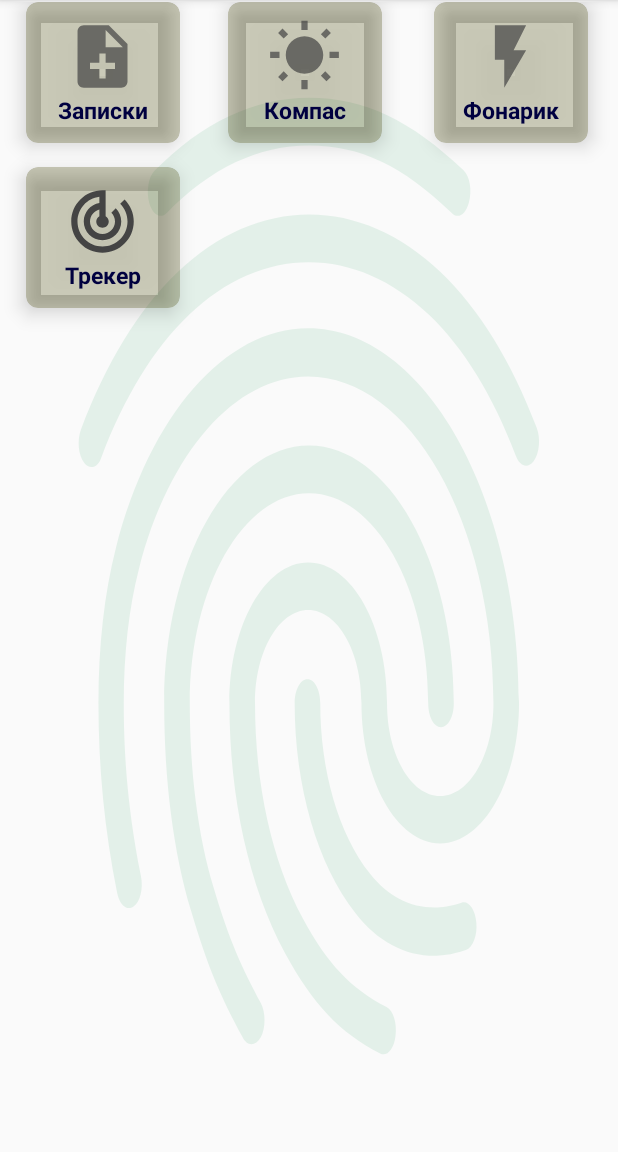
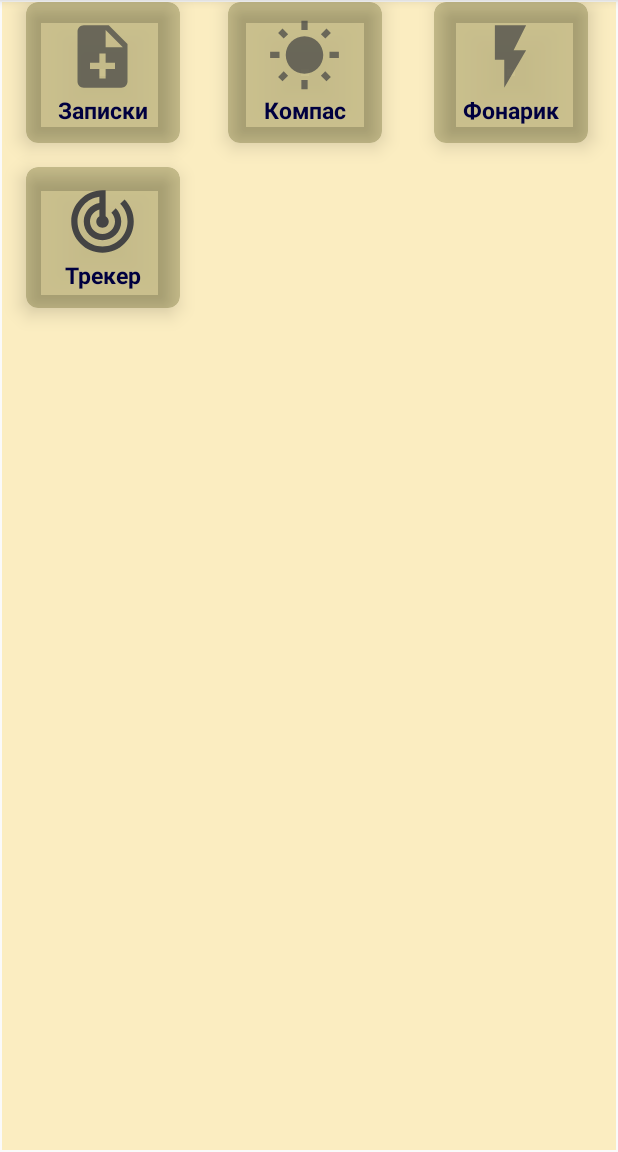
Before and after one commit to Cbet0mup/mutlitulforandroidapp, an Android app: the screen it shows after launch (MainActivity), on a phone screen of 412 x 824 dp, the part 84-1236 px from its top. Run offline under Robolectric (Android 15) with nearby library versions, the light colour scheme and no system bars.

Commit message:
fix bugs

```diff
--- a/app/src/main/java/com/pavel/multitool/GetNoteActivity.java
+++ b/app/src/main/java/com/pavel/multitool/GetNoteActivity.java
@@ -32,7 +32,6 @@ public class GetNoteActivity extends AppCompatActivity {
         setContentView(R.layout.activity_get_note);
 
         init();
-
     }
 
     @Override
@@ -57,7 +56,6 @@ public class GetNoteActivity extends AppCompatActivity {
     public void addNote(View view) {
         Intent intent = new Intent(this, AddNoteActivity.class);
         startActivity(intent);
-        finish();  //закроем активити, чтобы вернуться к обновленному окну
     }
 
 
@@ -67,7 +65,7 @@ public class GetNoteActivity extends AppCompatActivity {
         init();
     }
 
-    void init(){
+    void init() {
         notesList = findViewById(R.id.rv_notes);
 
         dbHelper = new DbHelper(this);
--- a/app/src/main/res/layout/activity_add_note.xml
+++ b/app/src/main/res/layout/activity_add_note.xml
@@ -5,7 +5,7 @@
     android:layout_height="match_parent"
     tools:context="com.pavel.multitool.AddNoteActivity"
     android:padding="16dp"
-    android:background="@drawable/background_image"
+    android:background="@color/backgroundColorApp"
     android:gravity="center|top"
     android:orientation="vertical">
 
--- a/app/src/main/res/layout/activity_get_note.xml
+++ b/app/src/main/res/layout/activity_get_note.xml
@@ -3,7 +3,7 @@
     xmlns:app="http://schemas.android.com/apk/res-auto"
     xmlns:tools="http://schemas.android.com/tools"
     android:layout_width="match_parent"
-    android:background="@drawable/background_image"
+    android:background="@color/backgroundColorApp"
     android:layout_height="match_parent"
     tools:context="com.pavel.multitool.GetNoteActivity">
 
--- a/app/src/main/res/layout/activity_main.xml
+++ b/app/src/main/res/layout/activity_main.xml
@@ -8,7 +8,7 @@
     android:columnCount="3"
     android:rowCount="4"
     android:layout_gravity="center"
-    android:background="@drawable/background_image"
+    android:background="@color/backgroundColorApp"
     tools:context="com.pavel.multitool.MainActivity">
 
     <androidx.cardview.widget.CardView
--- a/app/src/main/res/layout/activity_map.xml
+++ b/app/src/main/res/layout/activity_map.xml
@@ -4,7 +4,7 @@
     xmlns:tools="http://schemas.android.com/tools"
     android:layout_width="match_parent"
     android:layout_height="match_parent"
-    android:background="#3BFFC107"
+    android:background="@color/backgroundColorApp"
     tools:context=".MainActivity">
 
     <TextView
--- a/app/src/main/res/layout/activity_redact_note.xml
+++ b/app/src/main/res/layout/activity_redact_note.xml
@@ -3,7 +3,7 @@
     xmlns:tools="http://schemas.android.com/tools"
     android:layout_width="match_parent"
     android:layout_height="match_parent"
-    android:background="@drawable/background_image"
+    android:background="@color/backgroundColorApp"
     tools:context="com.pavel.multitool.RedactNoteActivity"
     android:gravity="top|center"
     android:orientation="vertical">
--- a/app/src/main/res/layout/activity_trash.xml
+++ b/app/src/main/res/layout/activity_trash.xml
@@ -3,7 +3,7 @@
     xmlns:tools="http://schemas.android.com/tools"
     android:layout_width="match_parent"
     android:layout_height="match_parent"
-    android:background="@drawable/background_image"
+    android:background="@color/backgroundColorApp"
     android:orientation="vertical"
     tools:context="com.pavel.multitool.TrashActivity">
 
--- a/app/src/main/res/layout/list_note_view.xml
+++ b/app/src/main/res/layout/list_note_view.xml
@@ -4,7 +4,8 @@
     android:layout_width="match_parent"
     android:layout_height="wrap_content"
     android:orientation="horizontal"
-    android:padding="16dp">
+    android:padding="16dp"
+    android:background="@color/backgroundColorApp">
 
     <LinearLayout
         android:layout_width="match_parent"
--- a/app/src/main/res/values/colors.xml
+++ b/app/src/main/res/values/colors.xml
@@ -1,5 +1,7 @@
 <?xml version="1.0" encoding="utf-8"?>
 <resources>
+    <color name="backgroundColorApp">#3BFFC107</color>
+
     <color name="colorPrimary">#00062B</color>
     <color name="colorPrimaryDark">#110332</color>
     <color name="yellow_green">#80FF00</color>
```
Also changed, not shown: app/src/main/java/com/pavel/multitool/AddNoteActivity.java (+0 -9 lines).
